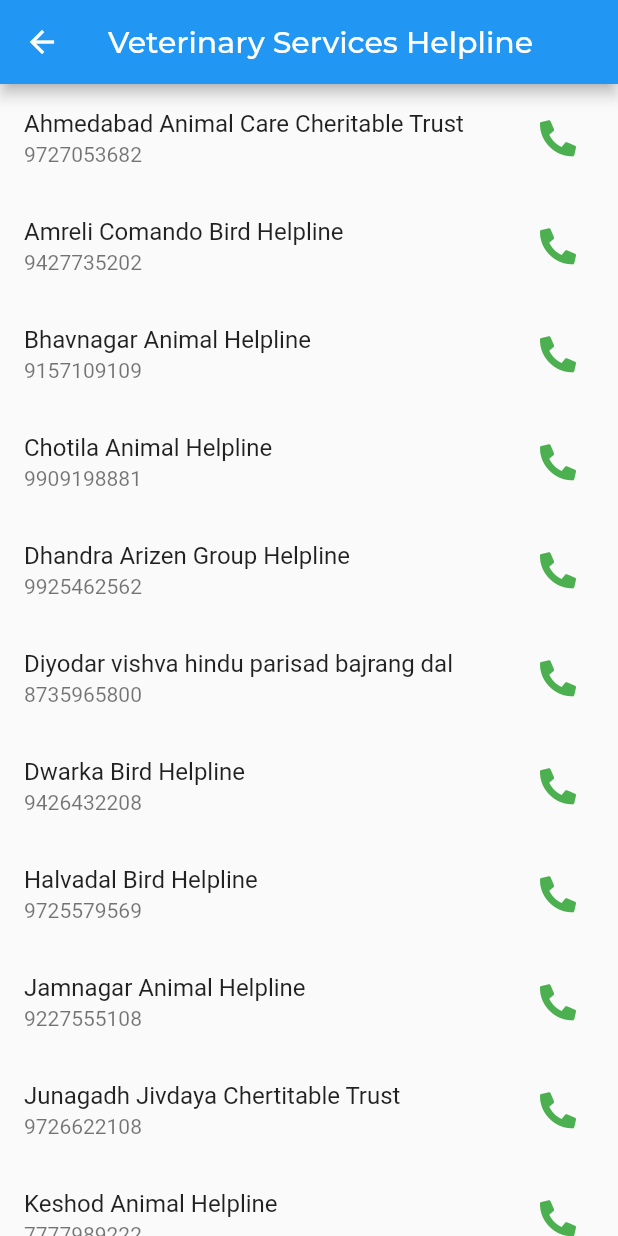
After one commit to bot1001/AI-Birdie, a Flutter app: the VServices screen opened directly, on a phone screen of 412 x 824 dp. The commit adds this screen. Run offline on Flutter 3.47's test engine with Material 2 defaults, Android fonts, the phone set to English and light mode, and no system bars; our stand-ins replace audioplayers, camera, datetime_picker_formfield, file_picker, font_awesome_flutter, geolocator and 3 more; missing offline and left inert: flutter_audio_recorder, flutter_email_sender.

Commit message:
Calling functionality added in veterinary services screen

```diff
--- a/lib/constants.dart
+++ b/lib/constants.dart
@@ -8,6 +8,8 @@ final TextStyle heading1 = TextStyle(
   fontFamily: 'M_semi_bold'
 );
 final TextStyle level1 = TextStyle(
+    color: Colors.black,
+
   fontSize: 15,
   fontFamily: 'M_medium'
 );
@@ -19,7 +21,8 @@ final TextStyle level1w = TextStyle(
 
 final TextStyle level2 = TextStyle(
   fontSize: 25,
-  fontFamily: 'M_medium'
+  fontFamily: 'M_medium',
+  color: Colors.black
 );
 
 final TextStyle level2w = TextStyle(
--- a/lib/main.dart
+++ b/lib/main.dart
@@ -28,6 +28,7 @@ class MyApp extends StatelessWidget {
 
       home: LandingPage(cameras),
       routes: {
+
         // 'home_page': (context) => HomePage(),
         // 'camera_screen': (context) => CameraScreen(),
         // 'preview_page': (context) => PreviewPage(),
--- a/lib/screens/camera_screen.dart
+++ b/lib/screens/camera_screen.dart
@@ -56,8 +56,9 @@ class _CameraScreenState extends State<CameraScreen> {
             children: <Widget>[
               SafeArea(
                 child: Row(
-                  mainAxisAlignment: MainAxisAlignment.end,
+                  mainAxisAlignment: MainAxisAlignment.spaceBetween,
                   children: <Widget>[
+                    Text("AI Birdie", style: level1w.copyWith(fontSize: 20),),
                     Container(
                       width: 60,
                       child: Column(
--- a/lib/screens/notes.dart
+++ b/lib/screens/notes.dart
@@ -118,7 +118,7 @@ class _NotesState extends State<Notes> {
                     crossAxisAlignment: CrossAxisAlignment.stretch,
                     children: <Widget>[
                       Text(
-                        'Add Note',
+                        'Write anything',
                         textAlign: TextAlign.center,
                         style: TextStyle(fontSize: 30),
                       ),
--- /dev/null
+++ b/lib/screens/v_services.dart
@@ -0,0 +1,81 @@
+import 'package:aibirdie/constants.dart';
+import 'package:flutter/material.dart';
+import 'package:font_awesome_flutter/font_awesome_flutter.dart';
+import 'package:url_launcher/url_launcher.dart';
+
+class VServices extends StatelessWidget {
+
+  static String namesData = '''Ahmedabad Animal Care Cheritable Trust
+Amreli Comando Bird Helpline
+Bhavnagar Animal Helpline
+Chotila Animal Helpline
+Dhandra Arizen Group Helpline
+Diyodar vishva hindu parisad bajrang dal
+Dwarka Bird Helpline
+Halvadal Bird Helpline
+Jamnagar Animal Helpline
+Junagadh Jivdaya Chertitable Trust
+Keshod Animal Helpline
+Mahesana Animal Helpline
+Mahuva Mahuva Panjra Pol
+Muli Bird Helpline
+Navsari Bhagvan Mahavir Karuna Manal
+Porbandar Prakruti Youth Soiety
+Rajkot Animal Helpline
+Rajkot 2 Animal Helpline 2
+Suraj Karadi Mithapur Bird Helpline
+Surat Karuna''';
+
+  static String contactsData = '''9727053682
+9427735202
+9157109109
+9909198881
+9925462562
+8735965800
+9426432208
+9725579569
+9227555108
+9726622108
+7777989222
+8128104104
+9157108108
+9016333303
+9408189697
+8264101253
+9898019059
+9898499954
+9904279898
+2613131901''';
+
+  final List names = namesData.split('\n').toList();
+  final List contacts = contactsData.split('\n').toList();
+
+
+
+  @override
+  Widget build(BuildContext context) {
+    return Scaffold(
+      appBar: AppBar(
+        centerTitle: true,
+        // backgroundColor: Colors.white,
+        // elevation: 0.0,
+        title: Text("Veterinary Services Helpline", style: level2w.copyWith(fontSize: 20),),
+      ),
+      body: Center(
+        child: ListView.builder(
+          itemCount: names.length,
+          itemBuilder: (BuildContext context, int index){
+            return ListTile(
+              title: Text("${names[index]}"),
+              subtitle: Text("${contacts[index]}"),
+              trailing: IconButton(icon: Icon(FontAwesomeIcons.phoneAlt, color: Colors.green,), onPressed: (){
+                launch("tel://${contacts[index]}");
+
+              }),
+            );
+          },
+        ),
+      ),
+    );
+  }
+}
--- a/pubspec.yaml
+++ b/pubspec.yaml
@@ -38,7 +38,9 @@ dependencies:
   audioplayers: ^0.13.5
   animated_text_kit: ^1.3.1
   http: ^0.12.0+2
-  flare_splash_screen: ^3.0.0
+  share: ^0.6.3+5
+  flutter_email_sender: ^2.2.2
+  url_launcher: ^5.4.1
 
 
 
```
Also changed, not shown: lib/screens/dashboard.dart (+59 -6 lines), pubspec.lock, 2 other files.
